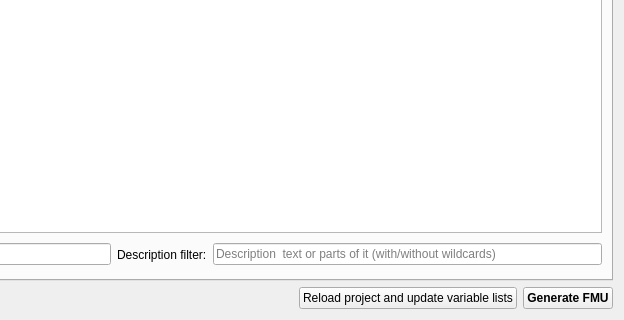
This is NandradFMUGenerator/src/NandradFMUGeneratorWidget.ui in ghorwin/SIM-VICUS as Qt 5 draws it before an edit; both pictures show x 508 to 1132 and y 388 to 708 of the 1132 by 708 pixel window. The edited form follows.
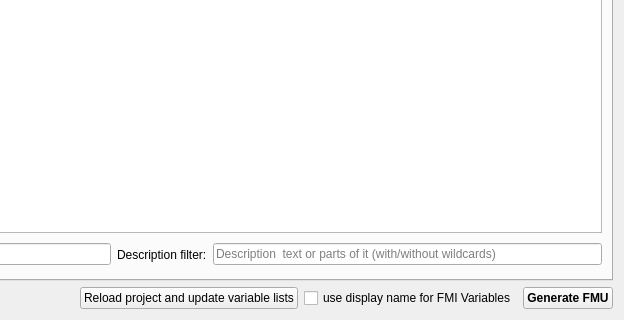
This is the edited form. Icons and pictures are not drawn. Custom widgets are drawn as their Qt base class.

Commit message: add translator function to NANDRAD FMU Generator

```diff
--- a/NandradFMUGenerator/src/NandradFMUGeneratorWidget.ui
+++ b/NandradFMUGenerator/src/NandradFMUGeneratorWidget.ui
@@ -311,6 +311,13 @@
        </property>
       </widget>
      </item>
+     <item>
+      <widget class="QCheckBox" name="checkBoxUseDisplayNames">
+       <property name="text">
+        <string>use display name for FMI Variables</string>
+       </property>
+      </widget>
+     </item>
      <item>
       <widget class="QPushButton" name="pushButtonGenerate">
        <property name="font">
```
The commit also changes 2 other files.
